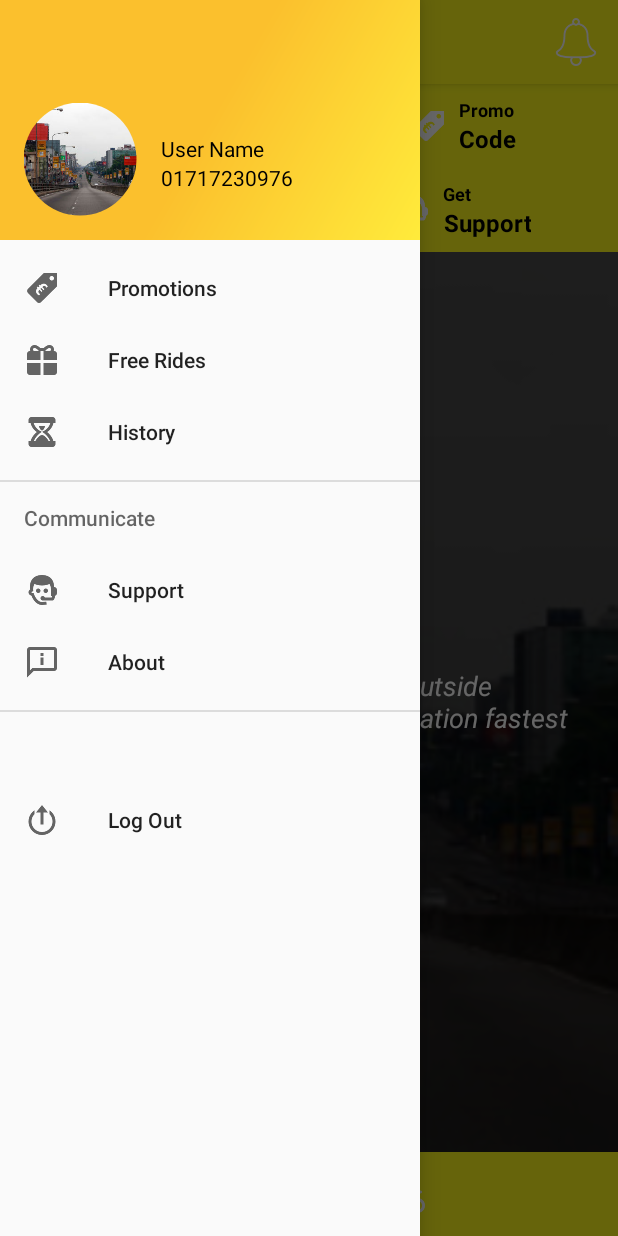
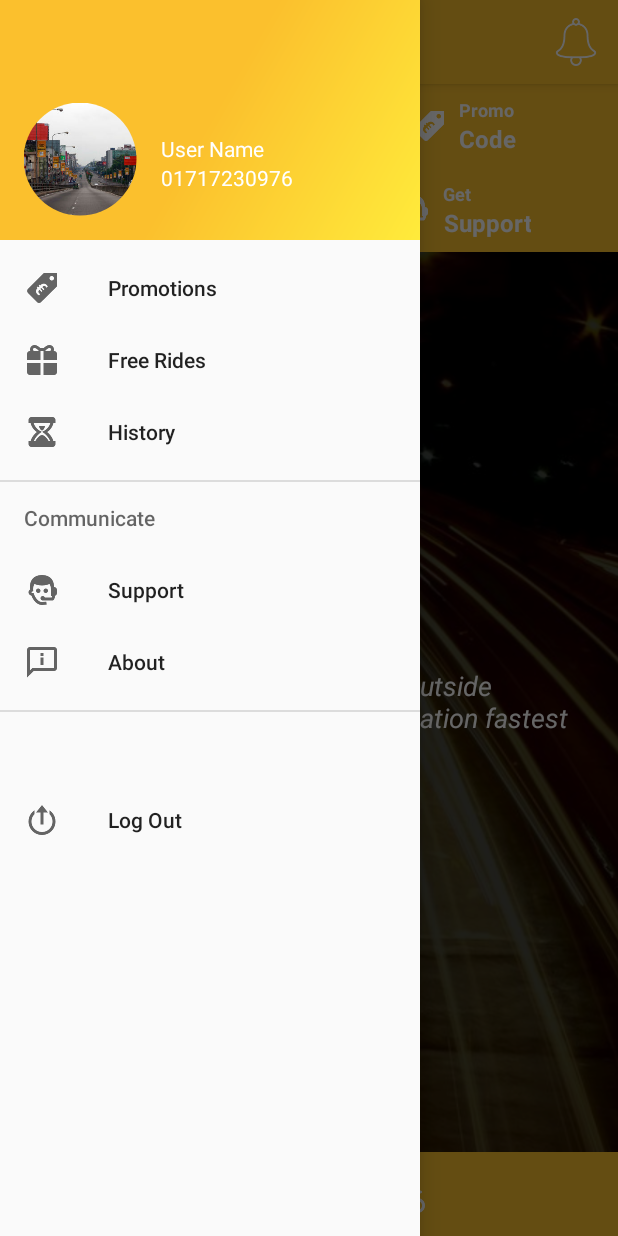
Before and after one commit to rbari/TestGitLab, an Android app: the Home_V2 screen opened directly, with no data from a screen before it, with the side drawer open, on a phone screen of 412 x 824 dp. Run offline under Robolectric (Android 15) with nearby library versions, the phone set to English and light mode, and no system bars; our stand-ins replace CircleImageView.

Commit message:
new preview images, trial, and color change

```diff
--- a/app/src/main/java/com/dhakariders/activity/Home_V2.java
+++ b/app/src/main/java/com/dhakariders/activity/Home_V2.java
@@ -2,6 +2,7 @@ package com.dhakariders.activity;
 
 import android.content.Intent;
 import android.os.Bundle;
+import android.os.Handler;
 import android.support.design.widget.FloatingActionButton;
 import android.support.design.widget.Snackbar;
 import android.view.View;
@@ -13,6 +14,7 @@ import android.support.v7.app.AppCompatActivity;
 import android.support.v7.widget.Toolbar;
 import android.view.Menu;
 import android.view.MenuItem;
+import android.widget.ImageView;
 
 import com.dhakariders.R;
 import com.dhakariders.fragment.FreeRides;
@@ -21,6 +23,9 @@ import com.dhakariders.utils.SharedPref;
 
 public class Home_V2 extends AppCompatActivity
         implements NavigationView.OnNavigationItemSelectedListener {
+
+    private ImageView preview;
+    private int[] images = {R.drawable.preview_01, R.drawable.preview_02, R.drawable.preview_03, R.drawable.preview_04, R.drawable.preview_05};
 
     @Override
     protected void onCreate(Bundle savedInstanceState) {
@@ -47,6 +52,49 @@ public class Home_V2 extends AppCompatActivity
                 startActivity(intent);
             }
         });
+        preview = (ImageView)findViewById(R.id.previewImage);
+    }
+
+    Handler pictureChanger;
+    boolean isActive;
+    int index = 0;
+
+    @Override
+    protected void onResume() {
+        super.onResume();
+        isActive = true;
+        if(pictureChanger == null){
+            pictureChanger = new Handler();
+        }
+        pictureChanger.postDelayed(runnable, 5000);
+    }
+
+    Runnable runnable = new Runnable() {
+        @Override
+        public void run() {
+            runOnUiThread(new Runnable() {
+                @Override
+                public void run() {
+                    if(isActive && preview != null){
+                        index++;
+                        if(index == 5){
+                            index = 0;
+                        }
+                        preview.setImageResource(images[index]);
+                        pictureChanger.postDelayed(this, 5000);
+                    }
+                }
+            });
+        }
+    };
+
+    @Override
+    protected void onPause() {
+        super.onPause();
+        isActive = false;
+        if(pictureChanger != null){
+            pictureChanger.removeCallbacksAndMessages(null);
+        }
     }
 
     @Override
--- a/app/src/main/res/layout/content_home__v2.xml
+++ b/app/src/main/res/layout/content_home__v2.xml
@@ -200,13 +200,15 @@
     </LinearLayout>
 
     <FrameLayout
+        android:animateLayoutChanges="true"
         android:layout_width="match_parent"
         android:layout_height="0dp"
         android:layout_weight="1">
 
         <ImageView
+            android:id="@+id/previewImage"
             android:scaleType="centerCrop"
-            android:src="@drawable/login_background"
+            android:src="@drawable/preview_01"
             android:layout_width="match_parent"
             android:layout_height="match_parent" />
         <View
--- a/app/src/main/res/values-v23/styles.xml
+++ b/app/src/main/res/values-v23/styles.xml
@@ -5,7 +5,7 @@
         <item name="colorPrimary">@color/primary</item>
         <item name="colorPrimaryDark">@color/primary_dark</item>
         <item name="colorAccent">@color/accent</item>
-        <item name="android:textColor">@color/black</item>
+        <item name="android:textColor">@color/white</item>
         <item name="android:windowLightStatusBar">true</item>
     </style>
 </resources>
--- a/app/src/main/res/values/colors.xml
+++ b/app/src/main/res/values/colors.xml
@@ -5,8 +5,8 @@
     <color name="colorAccent">#FF4081</color>
 
     <color name="primary">#FFEB3B</color>
-<!--    <color name="primary_dark">#FBC02D</color>-->
-    <color name="primary_dark">#FFFC1C</color>
+    <color name="primary_dark">#FBC02D</color>
+  <!--  <color name="primary_dark">#FFFC1C</color>-->
     <color name="primary_light">#FFF9C4</color>
     <color name="accent">#FFEB3B</color>
     <color name="primary_text">#212121</color>
@@ -15,6 +15,6 @@
     <color name="divider">#BDBDBD</color>
     <color name="login_overlay">#64363636</color>
     <color name="login_cardview_bg">#64bababa</color>
-    <color name="white">#FFFFFF</color>
+    <color name="white">#ffffff</color>
     <color name="black">#000000</color>
 </resources>
--- a/app/src/main/res/values/styles.xml
+++ b/app/src/main/res/values/styles.xml
@@ -4,7 +4,7 @@
         <item name="colorPrimary">@color/primary</item>
         <item name="colorPrimaryDark">@color/primary_dark</item>
         <item name="colorAccent">@color/accent</item>
-        <item name="android:textColor">@color/black</item>
+        <item name="android:textColor">@color/white</item>
     </style>
 
     <style name="Translucent" parent="AppTheme.NoActionBar">
@@ -28,9 +28,9 @@
         <item name="colorControlActivated">@color/black</item>
     </style>
 
-    <style name="AppTheme.NoActionBar.AppBarOverlay" parent="ThemeOverlay.AppCompat.ActionBar" />
+    <style name="AppTheme.NoActionBar.AppBarOverlay" parent="ThemeOverlay.AppCompat.Dark.ActionBar" />
 
-    <style name="AppTheme.NoActionBar.PopupOverlay" parent="ThemeOverlay.AppCompat.Dark" />
+    <style name="AppTheme.NoActionBar.PopupOverlay" parent="ThemeOverlay.AppCompat.Light" />
 
 
 </resources>
```
Also changed, not shown: app/src/main/AndroidManifest.xml (+6 -5 lines), app/src/main/java/com/dhakariders/activity/PickUpAndDropOff.java (+47 -12 lines), app/src/main/java/com/dhakariders/activity/Splash.java (+16 -0 lines), app/src/main/java/com/dhakariders/activity/Trial.java (added, +15 -0 lines), app/src/main/res/layout/activity_trial.xml (added, +17 -0 lines), app/src/main/res/drawable/preview_01.jpg (added), app/src/main/res/drawable/preview_02.jpg (added), app/src/main/res/drawable/preview_03.jpg (added), app/src/main/res/drawable/preview_04.jpg (added), app/src/main/res/drawable/preview_05.jpg (added).
